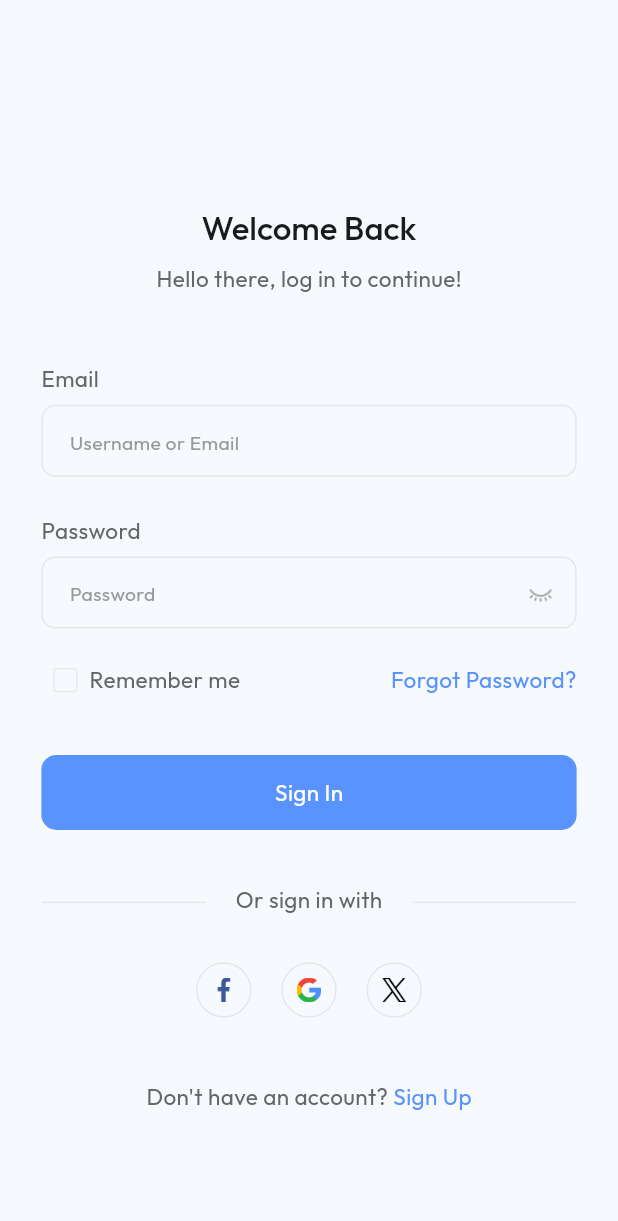
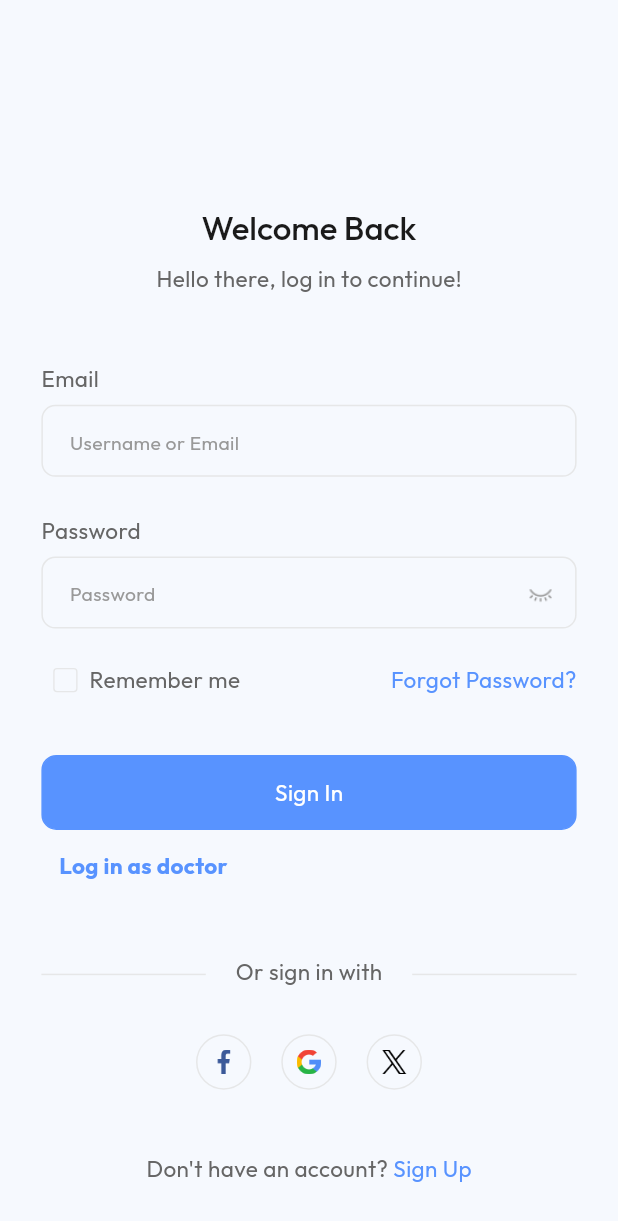
Before and after one commit to Mohammad-soqar/therapify, a Flutter app: the screen it shows after launch, after a tap on "Skip", on a phone screen of 412 x 824 dp. Shown: the top 1221 px of the screen. Run offline on Flutter 3.47's test engine with Material 3 defaults, Android fonts, the light colour scheme and no system bars; our stand-ins replace cloud_firestore, country_code_picker, dotted_line, dropdown_button2, file_picker, firebase_auth and 15 more; missing offline and left inert: circular_seek_bar, zego_uikit_prebuilt_call; accounts and stored records are empty.

Commit message:
Update signin_screen.dart

```diff
--- a/lib/view/screens/auth/signin_screen.dart
+++ b/lib/view/screens/auth/signin_screen.dart
@@ -6,6 +6,7 @@ import 'package:get/get.dart';
 import 'package:firebase_auth/firebase_auth.dart';
 import 'package:therapify/res/colors/app_colors.dart';
 import 'package:therapify/res/routes/routes_name.dart';
+import 'package:therapify/view/screens/auth/signin_doctor_screen.dart';
 import 'package:therapify/view/screens/forgot_password/password_reset_email.dart';
 import 'package:therapify/view/widgets/app_button.dart';
 import 'package:therapify/view/widgets/input_decoration.dart';
@@ -167,6 +168,25 @@ class _SignInScreenState extends State<SignInScreen> {
                       onPress: _handleSignIn,
                     ),
 
+                    // 👇 doctor Login Text Link
+                  TextButton(
+                    onPressed: () {
+                      Navigator.push(
+                        context,
+                        MaterialPageRoute(
+                          builder: (_) => const SignInDoctorScreen(),
+                        ),
+                      );
+                    },
+                    child: Text(
+                      "Log in as doctor",
+                      style: Theme.of(context).textTheme.bodyMedium!.copyWith(
+                            color: AppColors.primaryColor,
+                            fontWeight: FontWeight.bold,
+                          ),
+                    ),
+                  ),
+
                     VSpace(30.h),
                     Stack(
                       children: [
```
